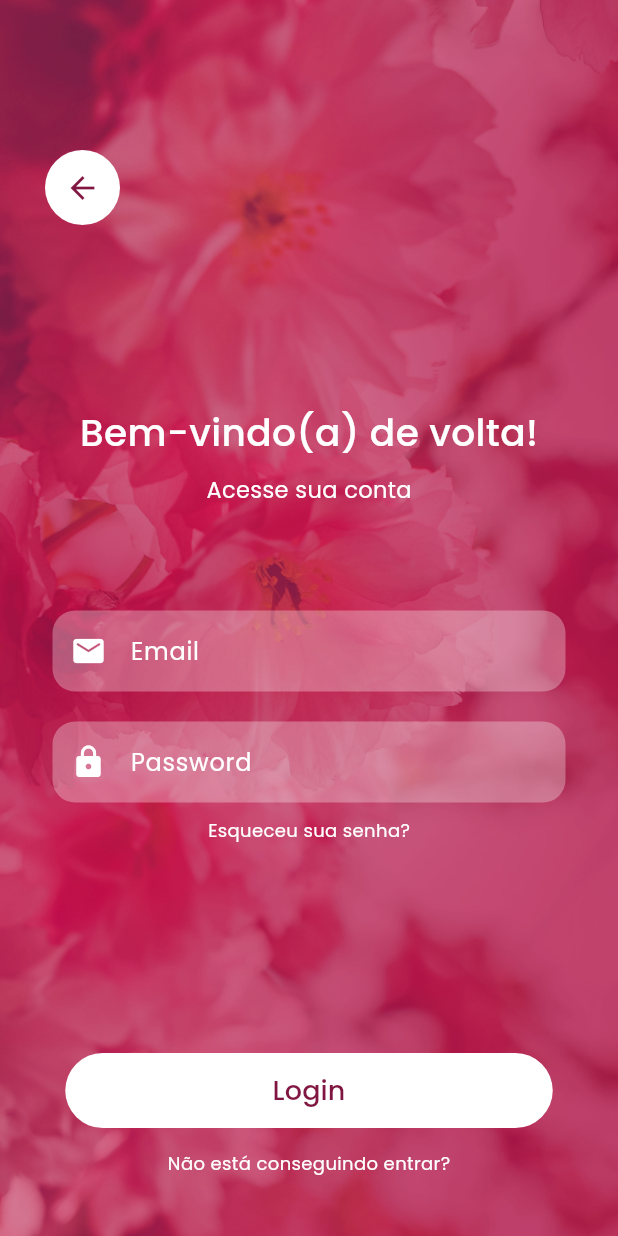
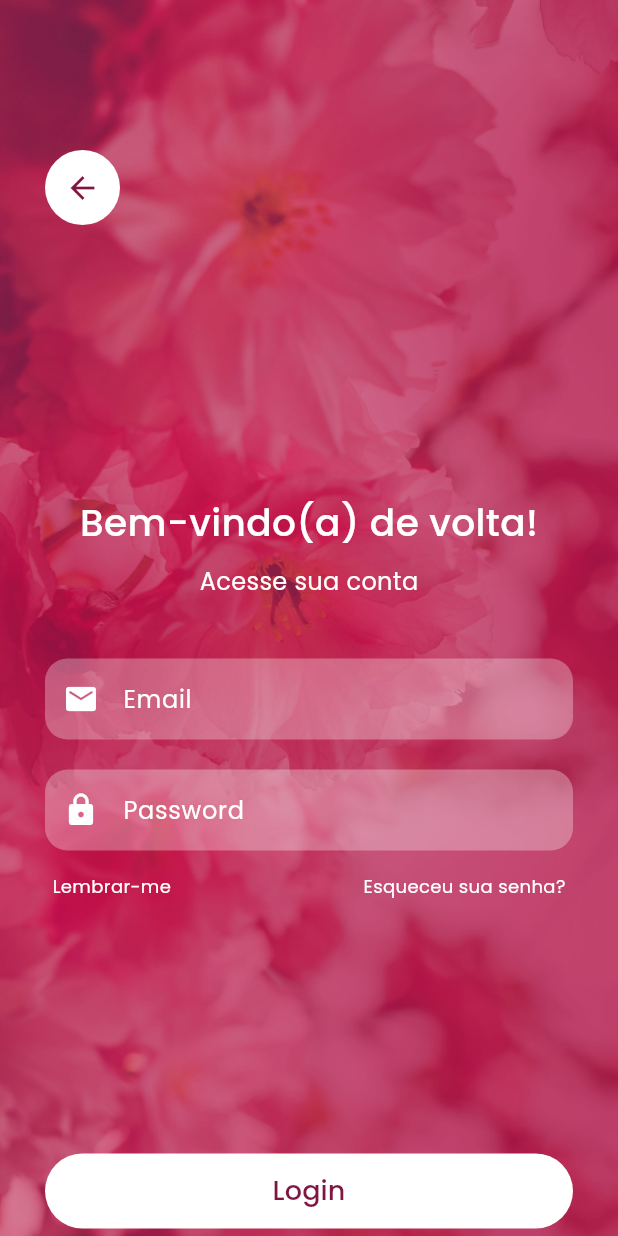
Before and after one commit to guylhermed/espaco_eleva, a Flutter app: the screen it shows after launch, after a tap on "Sign in", on a phone screen of 412 x 824 dp. Run offline on Flutter 3.47's test engine with Material 3 defaults, Android fonts, the phone set to English and light mode, and no system bars.

Commit message:
ref: login layout

```diff
--- a/lib/view/login.dart
+++ b/lib/view/login.dart
@@ -18,12 +18,13 @@ class Login extends StatelessWidget {
               ),
             ),
           ),
-          Column(
+          SingleChildScrollView(
+            child: Padding(
+              padding: const EdgeInsets.symmetric(vertical: 100, horizontal: 30),
+              child: Column(
                 crossAxisAlignment: CrossAxisAlignment.start,
                 children: [
-              Padding(
-                padding: const EdgeInsets.only(top: 100.0, left: 30.0),
-                child: Container(
+                  Container(
                     width: 50.0,
                     height: 50.0,
                     decoration: const BoxDecoration(
@@ -47,9 +48,8 @@ class Login extends StatelessWidget {
                       alignment: Alignment.center,
                     ),
                   ),
-              ),
                   const Padding(
-                padding: EdgeInsets.only(top: 120),
+                    padding: EdgeInsets.only(top: 180),
                     child: Align(
                       alignment: Alignment.center,
                       child: Text(
@@ -70,14 +70,14 @@ class Login extends StatelessWidget {
                         'Acesse sua conta',
                         style: TextStyle(
                           color: Colors.white,
-                      fontSize: 15,
+                          fontSize: 16,
                         ),
                       ),
                     ),
                   ),
-              Spacer(),
+                  const SizedBox(height: 30),
                   Padding(
-                padding: const EdgeInsets.symmetric(horizontal: 35.0, vertical: 10.0),
+                    padding: const EdgeInsets.symmetric(vertical: 10.0),
                     child: TextFormField(
                       decoration: InputDecoration(
                         prefixIcon: const Icon(Icons.email_rounded, color: Colors.white),
@@ -95,7 +95,7 @@ class Login extends StatelessWidget {
                     ),
                   ),
                   Padding(
-                padding: const EdgeInsets.symmetric(horizontal: 35.0, vertical: 10.0),
+                    padding: const EdgeInsets.symmetric(vertical: 10.0),
                     child: TextFormField(
                       obscureText: true,
                       decoration: InputDecoration(
@@ -114,25 +114,37 @@ class Login extends StatelessWidget {
                     ),
                   ),
                   const Padding(
-                padding: EdgeInsets.only(bottom: 80),
-                child: Align(
-                  alignment: Alignment.center,
-                  child: Text(
+                    padding: EdgeInsets.only(
+                      top: 5,
+                      right: 5,
+                      left: 5,
+                    ),
+                    child: Row(
+                      mainAxisAlignment: MainAxisAlignment.spaceBetween,
+                      children: [
+                        Text(
+                          'Lembrar-me',
+                          style: TextStyle(
+                            color: Colors.white,
+                            fontSize: 12,
+                          ),
+                        ),
+                        Text(
                           'Esqueceu sua senha?',
                           style: TextStyle(
                             color: Colors.white,
                             fontSize: 12,
                           ),
                         ),
+                      ],
                     ),
                   ),
-              Spacer(),
                   Padding(
-                padding: const EdgeInsets.only(bottom: 15),
+                    padding: const EdgeInsets.only(top: 170, bottom: 15),
                     child: Align(
                       alignment: Alignment.center,
                       child: SizedBox(
-                    width: 325,
+                        width: 355,
                         height: 50,
                         child: TextButton(
                           onPressed: () {
@@ -158,18 +170,33 @@ class Login extends StatelessWidget {
                   ),
                   const Padding(
                     padding: EdgeInsets.only(bottom: 40),
-                child: Align(
-                  alignment: Alignment.center,
-                  child: Text(
-                    'Não está conseguindo entrar?',
+                    child: Row(
+                      mainAxisAlignment: MainAxisAlignment.center,
+                      children: [
+                        Text(
+                          'Não possui uma conta?',
                           style: TextStyle(
                             color: Colors.white,
                             fontSize: 12,
                           ),
                         ),
+                        SizedBox(width: 5),
+                        Text(
+                          'Criar agora',
+                          style: TextStyle(
+                            color: Colors.white,
+                            fontSize: 12,
+                            fontWeight: FontWeight.bold,
+                            decoration: TextDecoration.underline,
+                            decorationColor: Colors.white,
                           ),
                         ),
                       ],
+                    ),
+                  ),
+                ],
+              ),
+            ),
           ),
         ],
       ),
```
Lines whose indentation alone changed are shown as unchanged.
